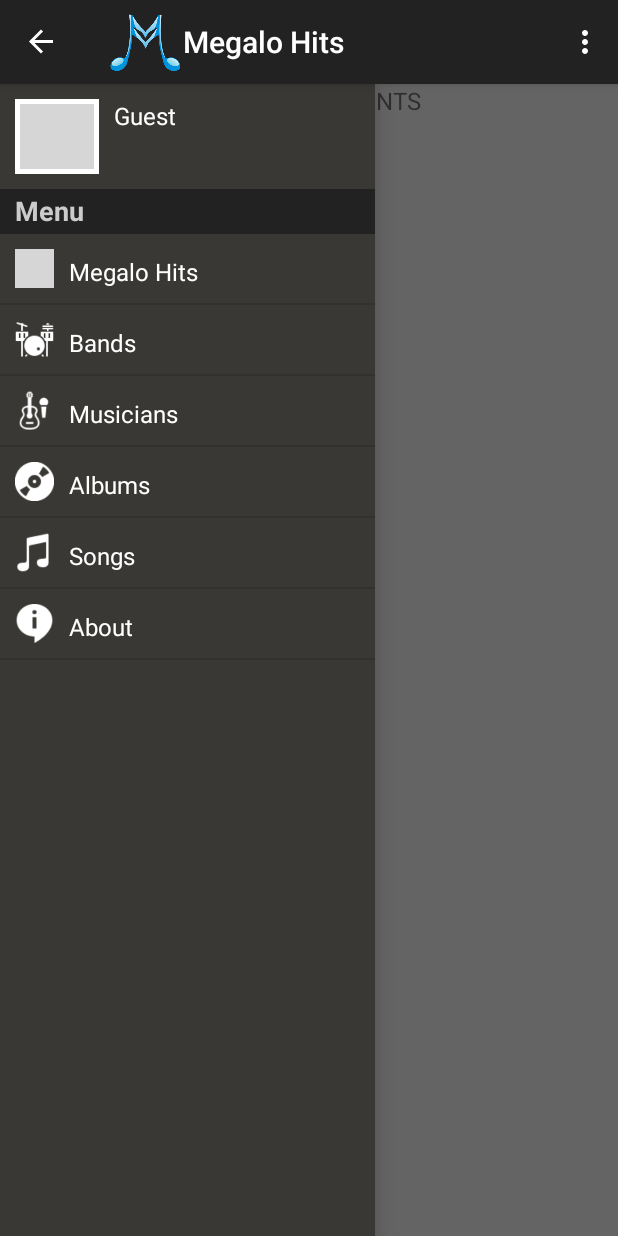
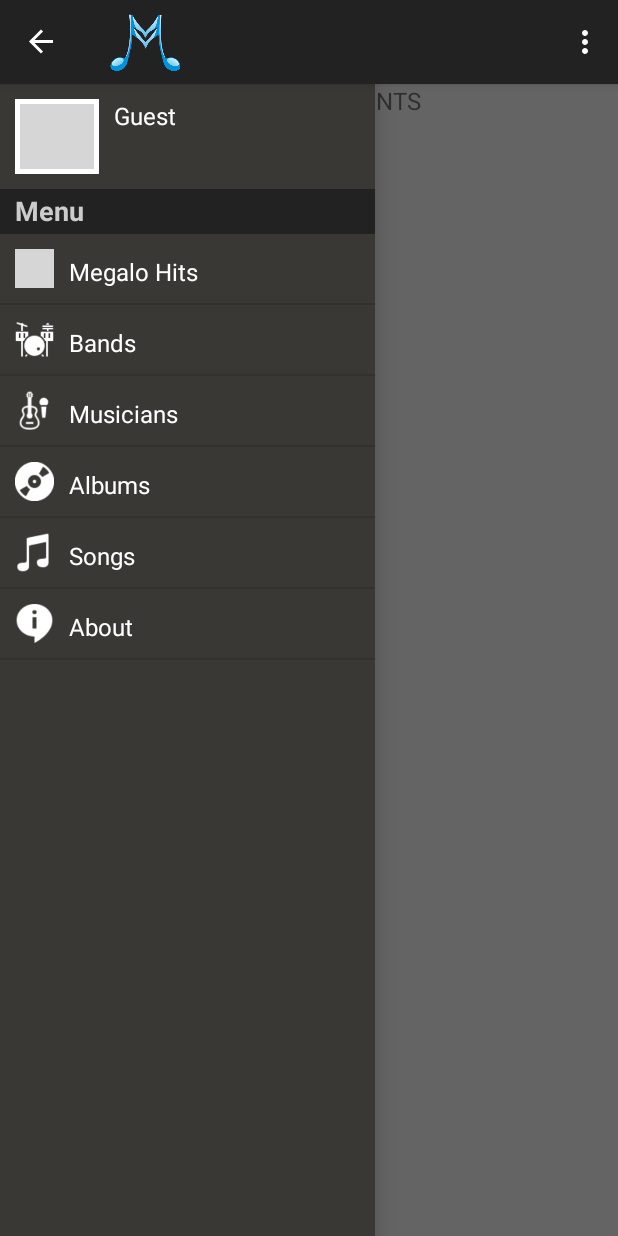
Before and after one commit to Megalobiz/Megalobiz, an Android app: the TopShowbizActivity screen opened directly, with no data from a screen before it, after a tap on "Megalo Hits", on a phone screen of 412 x 824 dp. Run offline under Robolectric (Android 15) with nearby library versions, the phone set to English and light mode, and no system bars; libraries missing offline, so code that uses them is left out: com.activeandroid.app; 2 statements that could not run were skipped; 1 other tap on this screen came first; grey boxes are pictures that could not be loaded.

Commit message:
Put the Hamburger implementation in a shared class to be reusable in other activitie

```diff
--- a/app/src/main/java/com/megalobiz/megalobiz/activities/TopShowbizActivity.java
+++ b/app/src/main/java/com/megalobiz/megalobiz/activities/TopShowbizActivity.java
@@ -18,6 +18,7 @@ import android.widget.Toast;
 import com.megalobiz.megalobiz.MegalobizApplication;
 import com.megalobiz.megalobiz.MegalobizClient;
 import com.megalobiz.megalobiz.R;
+import com.megalobiz.megalobiz.activities.helpers.SharedHamburger;
 import com.megalobiz.megalobiz.activities.helpers.SharedMenu;
 import com.megalobiz.megalobiz.adapters.HamburgerArrayAdapter;
 import com.megalobiz.megalobiz.utils.HamburgerItem;
@@ -27,12 +28,6 @@ import java.util.ArrayList;
 import java.util.zip.Inflater;
 
 public class TopShowbizActivity extends AppCompatActivity {
-
-    private HamburgerArrayAdapter hamAdapter;
-    private ArrayList<HamburgerItem> hamItems;
-    private ListView lvHamburger;
-    private DrawerLayout dlHamburger;
-    private ActionBarDrawerToggle drawerToggle;
 
     MegalobizClient client;
 
@@ -46,52 +41,12 @@ public class TopShowbizActivity extends AppCompatActivity {
         ab.setDisplayHomeAsUpEnabled(true);
         ab.setDisplayUseLogoEnabled(true);
         ab.setLogo(R.drawable.ic_megalobiz);
-        ab.setTitle("Megalo Hits");
+        ab.setTitle(R.string.drawer_home_close);
 
         client = MegalobizApplication.getRestClient();
 
-        hamItems = new ArrayList<>();
-        hamItems.add(new HamburgerItem("Megalo Hits", R.drawable.mb_icon_home_white));
-        hamItems.add(new HamburgerItem("Bands", R.drawable.mb_icon_band_white));
-        hamItems.add(new HamburgerItem("Musicians", R.drawable.mb_icon_musician_white));
-        hamItems.add(new HamburgerItem("Albums", R.drawable.mb_icon_album_white));
-        hamItems.add(new HamburgerItem("Songs", R.drawable.mb_icon_song_white));
-        hamItems.add(new HamburgerItem("About", R.drawable.mb_icon_about_white));
-
-        // DrawerLayout
-        dlHamburger = (DrawerLayout) findViewById(R.id.dlHamburger);
-
-        // Populate the Navigtion Drawer with options
-        //mDrawerPane = (RelativeLayout) findViewById(R.id.drawerPane);
-        lvHamburger = (ListView) findViewById(R.id.lvHamburger);
-        hamAdapter = new HamburgerArrayAdapter(this, hamItems);
-        lvHamburger.setAdapter(hamAdapter);
-
-        // Drawer Item click listeners
-        lvHamburger.setOnItemClickListener(new AdapterView.OnItemClickListener() {
-            @Override
-            public void onItemClick(AdapterView<?> parent, View view, int position, long id) {
-                goToActivity(position);
-            }
-        });
-
-        drawerToggle = new ActionBarDrawerToggle(this, dlHamburger, R.string.drawer_open, R.string.drawer_home_close) {
-            @Override
-            public void onDrawerOpened(View drawerView) {
-                super.onDrawerOpened(drawerView);
-
-                invalidateOptionsMenu();
-            }
-
-            @Override
-            public void onDrawerClosed(View drawerView) {
-                super.onDrawerClosed(drawerView);
-
-                invalidateOptionsMenu();
-            }
-        };
-
-        dlHamburger.setDrawerListener(drawerToggle);
+        // set the Hamburger menu with shared static class
+        SharedHamburger.cookHamburger(this);
 
         Toast.makeText(this,
                 "Connected to API with "+ MegalobizApplication.grantType, Toast.LENGTH_LONG).show();
@@ -105,23 +60,7 @@ public class TopShowbizActivity extends AppCompatActivity {
     @Override
     protected void onPostCreate(Bundle savedInstanceState) {
         super.onPostCreate(savedInstanceState);
-        drawerToggle.syncState();
-    }
-
-    public void goToActivity(int position) {
-        if (position == 0) {
-            Toast.makeText(this, "Top Showbiz Activity", Toast.LENGTH_SHORT).show();
-        } else if (position == 1) {
-            Toast.makeText(this, "Band Showbizs Activity", Toast.LENGTH_SHORT).show();
-        } else if (position == 2) {
-            Toast.makeText(this, "Musician Showbizs Activity", Toast.LENGTH_SHORT).show();
-        } else if (position == 3) {
-            Toast.makeText(this, "Album Showbizs Activity", Toast.LENGTH_SHORT).show();
-        } else if (position == 4) {
-            Toast.makeText(this, "Song Showbizs Activity", Toast.LENGTH_SHORT).show();
-        } else if (position == 5) {
-            Toast.makeText(this, "About Showbizs Activity", Toast.LENGTH_SHORT).show();
-        }
+        SharedHamburger.drawerToggle.syncState();
     }
 
     @Override
@@ -143,7 +82,7 @@ public class TopShowbizActivity extends AppCompatActivity {
         // Pass the event to ActionBarDrawerToggle
         // If it returns true, then it has handled
         // the nav drawer indicator touch event
-        if (drawerToggle.onOptionsItemSelected(item)) {
+        if (SharedHamburger.drawerToggle.onOptionsItemSelected(item)) {
             return true;
         }
 
--- a/app/src/main/java/com/megalobiz/megalobiz/activities/helpers/SharedHamburger.java
+++ b/app/src/main/java/com/megalobiz/megalobiz/activities/helpers/SharedHamburger.java
@@ -1,7 +1,95 @@
 package com.megalobiz.megalobiz.activities.helpers;
+
+import android.app.Activity;
+import android.content.Context;
+import android.support.v4.widget.DrawerLayout;
+import android.support.v7.app.ActionBarDrawerToggle;
+import android.view.View;
+import android.widget.AdapterView;
+import android.widget.ListView;
+import android.widget.Toast;
+
+import com.megalobiz.megalobiz.R;
+import com.megalobiz.megalobiz.adapters.HamburgerArrayAdapter;
+import com.megalobiz.megalobiz.utils.HamburgerItem;
+
+import java.util.ArrayList;
 
 /**
  * Created by KeitelRobespierre on 8/22/2016.
  */
 public class SharedHamburger {
+
+    public static Context hamContext;
+    public static HamburgerArrayAdapter hamAdapter;
+    public static  ArrayList<HamburgerItem> hamItems;
+    public static ListView lvHamburger;
+    public static DrawerLayout dlHamburger;
+    public static ActionBarDrawerToggle drawerToggle;
+    private static Activity activity;
+
+    public static void cookHamburger(Context context) {
+        hamContext = context;
+        activity = (Activity) hamContext;
+
+        hamItems = new ArrayList<>();
+        hamItems.add(new HamburgerItem("Megalo Hits", R.drawable.mb_icon_home_white));
+        hamItems.add(new HamburgerItem("Bands", R.drawable.mb_icon_band_white));
+        hamItems.add(new HamburgerItem("Musicians", R.drawable.mb_icon_musician_white));
+        hamItems.add(new HamburgerItem("Albums", R.drawable.mb_icon_album_white));
+        hamItems.add(new HamburgerItem("Songs", R.drawable.mb_icon_song_white));
+        hamItems.add(new HamburgerItem("About", R.drawable.mb_icon_about_white));
+
+        // DrawerLayout
+        dlHamburger = (DrawerLayout) activity.findViewById(R.id.dlHamburger);
+
+        // Populate the Navigtion Drawer with options
+        //mDrawerPane = (RelativeLayout) findViewById(R.id.drawerPane);
+        lvHamburger = (ListView) activity.findViewById(R.id.lvHamburger);
+        hamAdapter = new HamburgerArrayAdapter(hamContext, hamItems);
+        lvHamburger.setAdapter(hamAdapter);
+
+        // Drawer Item click listeners
+        lvHamburger.setOnItemClickListener(new AdapterView.OnItemClickListener() {
+            @Override
+            public void onItemClick(AdapterView<?> parent, View view, int position, long id) {
+                goToActivity(position);
+            }
+        });
+
+        drawerToggle = new ActionBarDrawerToggle(activity, dlHamburger, R.string.drawer_open, R.string.drawer_home_close) {
+            @Override
+            public void onDrawerOpened(View drawerView) {
+                super.onDrawerOpened(drawerView);
+
+                activity.invalidateOptionsMenu();
+            }
+
+            @Override
+            public void onDrawerClosed(View drawerView) {
+                super.onDrawerClosed(drawerView);
+
+                activity.invalidateOptionsMenu();
+            }
+        };
+
+        dlHamburger.setDrawerListener(drawerToggle);
+    }
+
+    public static void goToActivity(int position) {
+        if (position == 0) {
+            Toast.makeText(hamContext, "Top Showbiz Activity", Toast.LENGTH_SHORT).show();
+        } else if (position == 1) {
+            Toast.makeText(hamContext, "Band Showbizs Activity", Toast.LENGTH_SHORT).show();
+        } else if (position == 2) {
+            Toast.makeText(hamContext, "Musician Showbizs Activity", Toast.LENGTH_SHORT).show();
+        } else if (position == 3) {
+            Toast.makeText(hamContext, "Album Showbizs Activity", Toast.LENGTH_SHORT).show();
+        } else if (position == 4) {
+            Toast.makeText(hamContext, "Song Showbizs Activity", Toast.LENGTH_SHORT).show();
+        } else if (position == 5) {
+            Toast.makeText(hamContext, "About Showbizs Activity", Toast.LENGTH_SHORT).show();
+        }
+    }
+
 }
```
